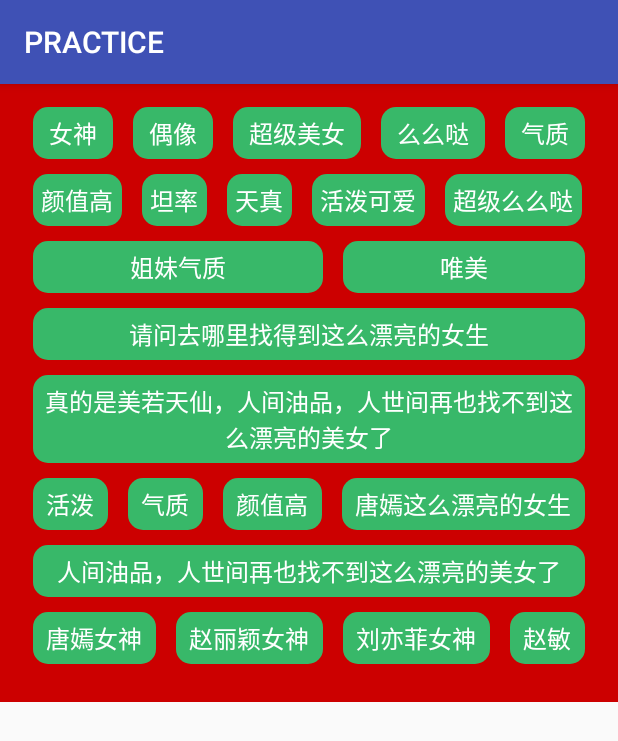
After one commit to gdutxiaoxu/FlowLayout, an Android app: the MyPrefectSample screen opened directly, with no data from a screen before it, on a phone screen of 412 x 824 dp. The commit adds this screen. Shown: the top 741 px of the screen. Run offline under Robolectric (Android 15) with nearby library versions, the phone set to English and light mode, and no system bars.

Commit message:
增加新的例子

```diff
--- a/FlowLayout/src/main/AndroidManifest.xml
+++ b/FlowLayout/src/main/AndroidManifest.xml
@@ -21,6 +21,8 @@
         </activity>
         <activity android:name=".MySampleActivity">
         </activity>
+        <activity android:name=".MyPrefectSample">
+        </activity>
     </application>
 
 </manifest>
--- a/FlowLayout/src/main/java/com/xujun/administrator/practice/MainActivity.java
+++ b/FlowLayout/src/main/java/com/xujun/administrator/practice/MainActivity.java
@@ -28,6 +28,10 @@ public class MainActivity extends AppCompatActivity {
                 jump(MySampleActivity.class);
                 break;
 
+            case R.id.btn_MyPrefectLayout:
+                jump(MyPrefectSample.class);
+                break;
+
             default:break;
         }
     }
--- /dev/null
+++ b/FlowLayout/src/main/java/com/xujun/administrator/practice/MyPrefectSample.java
@@ -0,0 +1,35 @@
+package com.xujun.administrator.practice;
+
+import android.os.Bundle;
+import android.support.v7.app.AppCompatActivity;
+import android.widget.TextView;
+
+import com.xujun.administrator.practice.uitls.MyViewUtils;
+import com.xujun.administrator.practice.uitls.StringUtils;
+import com.xujun.administrator.practice.view.MyPrefectLayout;
+
+import java.util.List;
+
+public class MyPrefectSample extends AppCompatActivity {
+
+    private MyPrefectLayout mMyPrefectLayout;
+
+    @Override
+    protected void onCreate(Bundle savedInstanceState) {
+        super.onCreate(savedInstanceState);
+        setContentView(R.layout.activity_my_prefect_sample);
+        initView();
+    }
+
+    private void initView() {
+        mMyPrefectLayout = (MyPrefectLayout) findViewById(R.id.my_prefect_layout);
+        List<String> datas = StringUtils.getDatas();
+        for (int i = 0; i < datas.size(); i++) {
+            TextView textView = MyViewUtils.generateTextView(datas.get(i),
+                    MyPrefectSample.this);
+            mMyPrefectLayout.addView(textView);
+        }
+    }
+
+
+}
--- /dev/null
+++ b/FlowLayout/src/main/java/com/xujun/administrator/practice/uitls/MyViewUtils.java
@@ -0,0 +1,48 @@
+package com.xujun.administrator.practice.uitls;
+
+import android.content.Context;
+import android.graphics.Color;
+import android.graphics.drawable.Drawable;
+import android.graphics.drawable.StateListDrawable;
+import android.support.annotation.NonNull;
+import android.view.Gravity;
+import android.view.View;
+import android.view.ViewGroup;
+import android.widget.TextView;
+import android.widget.Toast;
+
+/**
+ * @author xujun  on 2016/12/18.
+ * @email gdutxiaoxu@163.com
+ */
+
+public class MyViewUtils {
+
+    @NonNull
+    public static TextView generateTextView(final String content, final Context context) {
+        Drawable pressed = UIUtils.createShape(Color.GRAY);//被按下的颜色
+        TextView textView = new TextView(context);
+        textView.setText(content);
+        textView.setTextColor(Color.WHITE);
+        textView.setTextSize(16);
+        textView.setGravity(Gravity.CENTER);
+        Drawable normal = UIUtils.createShape(UIUtils.getColor());//正常的颜色
+        StateListDrawable stateListDrawable = UIUtils.getStateListDrawable(pressed, normal);
+        //状态选择器
+        textView.setBackgroundDrawable(stateListDrawable);
+        int textViewPadding = UIUtils.dip2px(context, 5);
+        textView.setPadding(textViewPadding, textViewPadding, textViewPadding, textViewPadding);
+        textView.setOnClickListener(new View.OnClickListener() {
+            @Override
+            public void onClick(View v) {
+                Toast.makeText(context, content, Toast.LENGTH_SHORT).show();
+            }
+        });
+        ViewGroup.MarginLayoutParams params = new ViewGroup.MarginLayoutParams(ViewGroup
+                .MarginLayoutParams.WRAP_CONTENT, ViewGroup.MarginLayoutParams.WRAP_CONTENT);
+        params.rightMargin=10;
+        params.leftMargin=10;
+        textView.setLayoutParams(params);
+        return textView;
+    }
+}
--- a/FlowLayout/src/main/java/com/xujun/administrator/practice/uitls/StringUtils.java
+++ b/FlowLayout/src/main/java/com/xujun/administrator/practice/uitls/StringUtils.java
@@ -12,11 +12,11 @@ public class StringUtils {
 
     static String[] strArray = new String[]{
             "女神", "偶像", "超级美女", "么么哒", "气质", "颜值高",
-            "坦率", "天真", "活泼", "么么哒", "气质", "颜值高",
+            "坦率", "天真", "活泼可爱", "超级么么哒", "姐妹气质", "唯美",
             "请问去哪里找得到这么漂亮的女生", "真的是美若天仙，人间油品，人世间再也找不到这么漂亮的美女了",
-            "活泼", "么么哒", "气质", "颜值高",
-            "请问去哪里找得到这么漂亮的女生", "真的是美若天仙，人间油品，人世间再也找不到这么漂亮的美女了",
-            "活泼", "么么哒", "气质", "颜值高",
+            "活泼",  "气质", "颜值高",
+            "唐嫣这么漂亮的女生", "人间油品，人世间再也找不到这么漂亮的美女了",
+            "唐嫣女神", "赵丽颖女神", "刘亦菲女神", "赵敏",
     };
 
 /*
--- /dev/null
+++ b/FlowLayout/src/main/java/com/xujun/administrator/practice/view/MyPrefectLayout.java
@@ -0,0 +1,218 @@
+package com.xujun.administrator.practice.view;
+
+import android.content.Context;
+import android.graphics.Rect;
+import android.support.annotation.NonNull;
+import android.util.AttributeSet;
+import android.util.Log;
+import android.view.View;
+import android.view.ViewGroup;
+
+import java.util.ArrayList;
+import java.util.List;
+
+import static com.xujun.administrator.practice.view.MyFlowLayout.TAG;
+
+/**
+ * @author xujun  on 2016/12/17.
+ * @email gdutxiaoxu@163.com
+ */
+
+public class MyPrefectLayout extends ViewGroup {
+
+    int mVerticalDistance = 15;
+    List<Line> mLines = new ArrayList<>();
+    private int mMaxWidth;
+
+    public MyPrefectLayout(Context context) {
+        super(context);
+    }
+
+    public MyPrefectLayout(Context context, AttributeSet attrs) {
+        super(context, attrs);
+    }
+
+    public MyPrefectLayout(Context context, AttributeSet attrs, int defStyleAttr) {
+        super(context, attrs, defStyleAttr);
+    }
+
+    @Override
+    protected void onMeasure(int widthMeasureSpec, int heightMeasureSpec) {
+        super.onMeasure(widthMeasureSpec, heightMeasureSpec);
+        mLines.clear();
+        int widthMode = MeasureSpec.getMode(widthMeasureSpec);
+        int heightMode = MeasureSpec.getMode(heightMeasureSpec);
+        int width = MeasureSpec.getSize(widthMeasureSpec) - getPaddingLeft() - getPaddingRight();
+        int height = MeasureSpec.getSize(heightMeasureSpec) - getPaddingTop() - getPaddingTop();
+        mMaxWidth=width;
+        Rect rect = new Rect();
+        int useWidth = 0;
+        int useHeight = 0;
+        int maxHeightOfThisLine = 0;
+        Line line = new Line();
+        mLines.add(line);
+
+        for (int i = 0; i < getChildCount(); i++) {
+            View child = getChildAt(i);
+            getParamsRect(rect, child.getLayoutParams());
+            measureChild(child, widthMeasureSpec, heightMeasureSpec);
+            int measuredWidth = child.getMeasuredWidth();
+            if(measuredWidth+ rect.left + rect.right>mMaxWidth){
+                //如果长度改变了后，需要重新测量，否则布局中的属性大小还会是原来的大小
+                child.measure(MeasureSpec.makeMeasureSpec(
+                        mMaxWidth-rect.left-rect.right,MeasureSpec.EXACTLY)
+                        ,MeasureSpec.makeMeasureSpec(child.getMeasuredHeight(),MeasureSpec.EXACTLY));
+                measuredWidth=child.getMeasuredWidth();
+            }
+            int measuredHeight = child.getMeasuredHeight();
+            useWidth += measuredWidth + rect.left + rect.right;
+            if (useWidth > width) {//换行了
+//                设置上一行已用的宽度
+                line.setLineUseWidth(useWidth-measuredWidth-rect.left-rect.right);
+
+                useWidth = measuredWidth + rect.left + rect.right;
+                useHeight += maxHeightOfThisLine + mVerticalDistance;
+                maxHeightOfThisLine = measuredHeight;
+                //   重新另起一行
+               ;
+                line = newLine();
+                line.setLineMaxHeight(maxHeightOfThisLine);
+
+
+            } else {
+
+                if (maxHeightOfThisLine < measuredHeight) {
+                    maxHeightOfThisLine = measuredHeight;
+                    line.setLineMaxHeight(maxHeightOfThisLine);
+                }
+            }
+            //            将孩子添加到Line中
+            line.addView(child);
+
+        }
+        line.setLineUseWidth(useWidth);
+        useHeight += maxHeightOfThisLine + mVerticalDistance;
+        useHeight = (heightMode == MeasureSpec.EXACTLY ? height + getPaddingTop() +
+                getPaddingBottom() : useHeight);
+        setMeasuredDimension(width + getPaddingLeft() + getPaddingRight(), useHeight +
+                getPaddingBottom() + getPaddingTop());
+    }
+
+    @NonNull
+    private Line newLine() {
+        Line line = new Line();
+        mLines.add(line);
+        return line;
+    }
+
+    @Override
+    protected void onLayout(boolean changed, int l, int t, int r, int b) {
+        int width = getMeasuredWidth() - getPaddingLeft() - getPaddingRight();
+        int height = getMeasuredHeight() - getPaddingTop() - getPaddingBottom();
+
+        int top = getTop()+getPaddingTop();
+        int left=getLeft()+getPaddingLeft();
+        for (int i = 0; i < mLines.size(); i++) {
+            Line line = mLines.get(i);
+            if(i==0){
+                top = getTop()+getPaddingTop();
+            }else{
+                top += mLines.get(i-1).mLineMaxHeight +mVerticalDistance;
+            }
+
+            line.onLayout(left,top);
+        }
+
+    }
+
+    private class Line {
+        private List<View> mViews;
+        private int mLineMaxHeight;
+        private int mLineMaxWidth;
+        private  int mLineUseWidth =0;
+        private int useHeight;
+        private int remainderWidth;
+        boolean isAverage = true;
+
+        public void setLineUseWidth(int lineUseWidth){
+            this.mLineUseWidth = lineUseWidth;
+            if(mLineUseWidth>mLineMaxWidth){
+                mLineUseWidth=mLineMaxWidth;
+            }
+        }
+
+        public void setLineMaxHeight(int lineMaxHeight) {
+            this.mLineMaxHeight = lineMaxHeight;
+        }
+
+        public void addView(View view) {
+            mViews.add(view);
+        }
+
+        public Line() {
+            mViews = new ArrayList<>();
+            this.mLineMaxWidth = mMaxWidth;
+        }
+
+        public void onLayout(int left,int top) {
+            int useWidth = left;
+            int childLeft = 0;
+            int childRight = 0;
+            int childTop = top;
+            int childBottom = 0;
+            int size = mViews.size();
+            Log.i(TAG, "onLayout: mLineUseWidth=" +mLineUseWidth);
+            remainderWidth=(mLineMaxWidth-mLineUseWidth)/size;
+            Log.i(TAG, "onLayout: remainderWidth=" +remainderWidth);
+            int paddingLeft = remainderWidth / size;
+            int yushu = remainderWidth % size;
+            int paddingRight = paddingLeft;
+            Rect rect = new Rect();
+            for (int i = 0; i < size; i++) {
+                View view = mViews.get(i);
+
+                if (isAverage) {
+                    if (remainderWidth>0){
+                        //如果长度改变了后，需要重新测量，否则布局中的属性大小还会是原来的大小
+                        view.measure(MeasureSpec.makeMeasureSpec(
+                                view.getMeasuredWidth()+remainderWidth,MeasureSpec.EXACTLY)
+                                ,MeasureSpec.makeMeasureSpec(view.getMeasuredHeight(),MeasureSpec.EXACTLY));
+                    }
+
+                } else {
+
+                }
+                int measuredWidth = view.getMeasuredWidth();
+                int measureHeight = view.getMeasuredHeight();
+                getParamsRect(rect, view.getLayoutParams());
+
+                childLeft = useWidth + rect.left;
+                childRight = childLeft + measuredWidth;
+                childTop = top;
+                childBottom = top + measureHeight;
+                useWidth += measuredWidth + rect.left + rect.right;
+
+                view.layout(childLeft, childTop, childRight, childBottom);
+
+
+            }
+        }
+    }
+
+    private void getParamsRect(Rect rect, LayoutParams layoutParams) {
+        if (layoutParams instanceof MarginLayoutParams) {
+            MarginLayoutParams marginLayoutParams = (MarginLayoutParams) layoutParams;
+
+            rect.left = marginLayoutParams.leftMargin;
+            rect.top = marginLayoutParams.topMargin;
+            rect.right = marginLayoutParams.rightMargin;
+            rect.bottom = marginLayoutParams.bottomMargin;
+
+        } else {
+            rect.left = 0;
+            rect.right = 0;
+            rect.top = 0;
+            rect.bottom = 0;
+        }
+    }
+}
--- a/FlowLayout/src/main/res/layout/activity_main.xml
+++ b/FlowLayout/src/main/res/layout/activity_main.xml
@@ -28,4 +28,11 @@
         android:onClick="onButtonClick"
         android:text="MyFlowLayotSample"/>
 
+    <Button
+        android:id="@+id/btn_MyPrefectLayout"
+        android:layout_width="match_parent"
+        android:layout_height="wrap_content"
+        android:onClick="onButtonClick"
+        android:text="MyPrefectLayoutSample"/>
+
 </LinearLayout>
--- /dev/null
+++ b/FlowLayout/src/main/res/layout/activity_my_prefect_sample.xml
@@ -0,0 +1,19 @@
+<?xml version="1.0" encoding="utf-8"?>
+<RelativeLayout
+    android:id="@+id/activity_my_prefect_sample"
+    xmlns:android="http://schemas.android.com/apk/res/android"
+    xmlns:tools="http://schemas.android.com/tools"
+    android:layout_width="match_parent"
+    android:layout_height="match_parent"
+    >
+
+    <com.xujun.administrator.practice.view.MyPrefectLayout
+        android:background="@android:color/holo_red_dark"
+        android:id="@+id/my_prefect_layout"
+        android:layout_width="match_parent"
+        android:layout_height="wrap_content"
+        android:padding="15dp">
+
+    </com.xujun.administrator.practice.view.MyPrefectLayout>
+
+</RelativeLayout>
--- a/FlowLayout/src/main/res/values/styles.xml
+++ b/FlowLayout/src/main/res/values/styles.xml
@@ -6,6 +6,7 @@
         <item name="colorPrimary">@color/colorPrimary</item>
         <item name="colorPrimaryDark">@color/colorPrimaryDark</item>
         <item name="colorAccent">@color/colorAccent</item>
+        <item name="android:textAllCaps">true</item>
     </style>
 
 </resources>
--- a/build.gradle
+++ b/build.gradle
@@ -5,7 +5,7 @@ buildscript {
         jcenter()
     }
     dependencies {
-        classpath 'com.android.tools.build:gradle:2.2.2'
+        classpath 'com.android.tools.build:gradle:2.2.3'
 
         // NOTE: Do not place your application dependencies here; they belong
         // in the individual module build.gradle files
```
Also changed, not shown: 1 other file.
